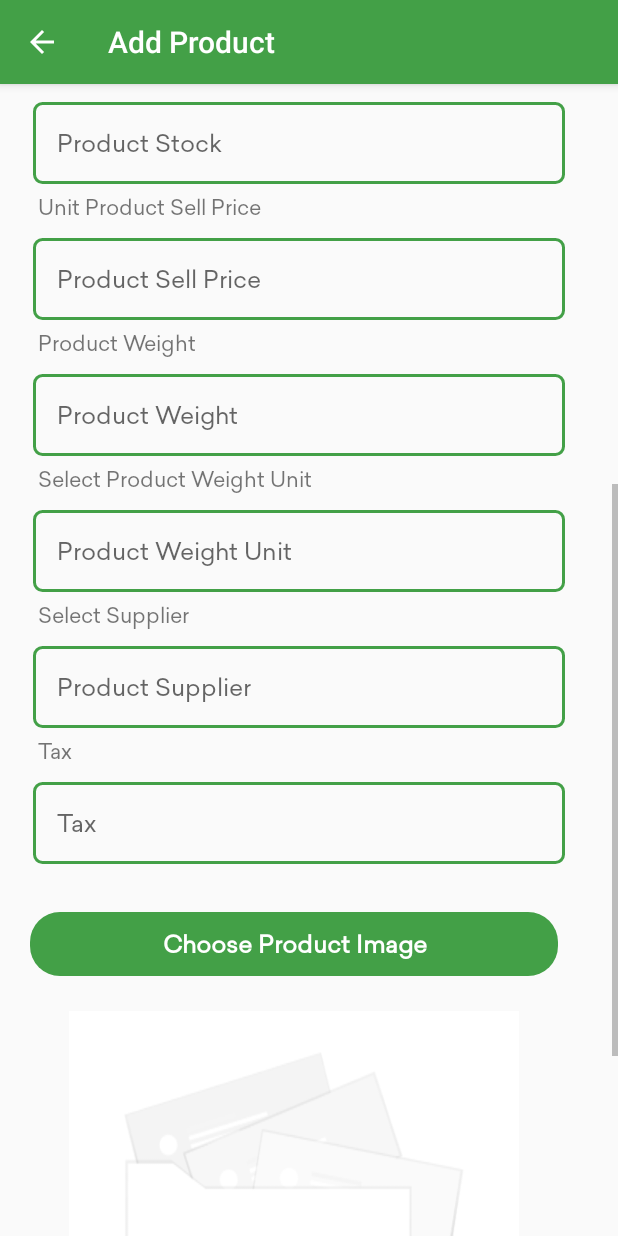
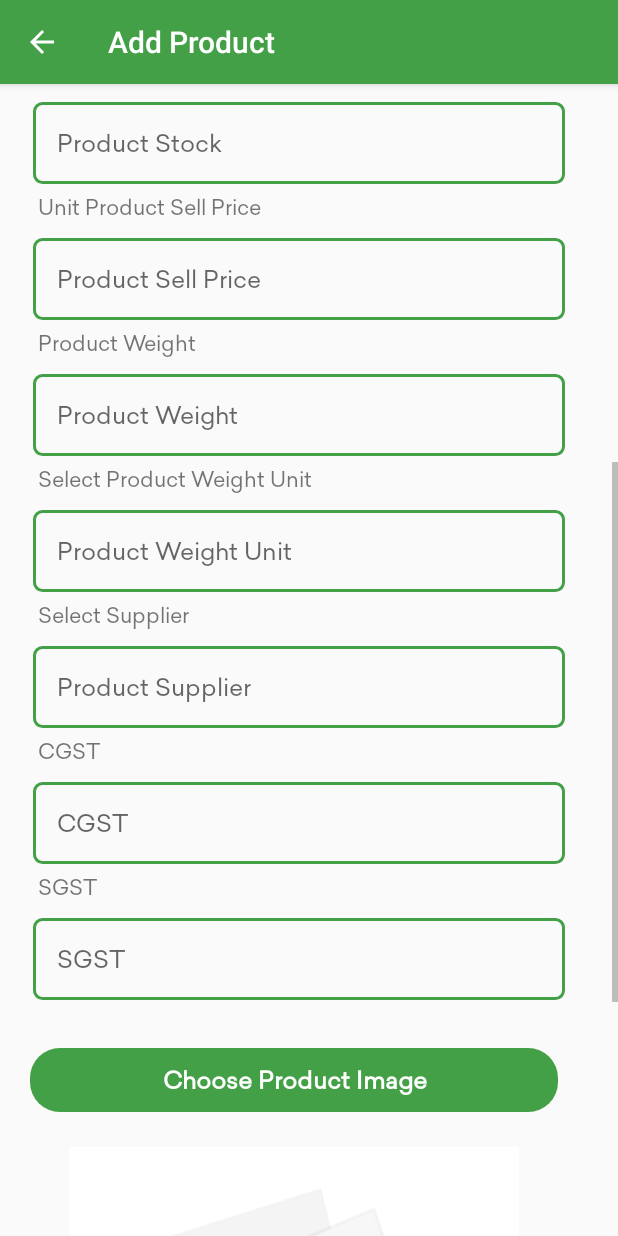
Before and after one commit to filberthtwn/Foodzu-POS_Java, an Android app: the AddProductActivity screen opened directly, with no data from a screen before it, scrolled down 537 dp, on a phone screen of 412 x 824 dp. Run offline under Robolectric (Android 15) with nearby library versions, the phone set to English and light mode, and no system bars; libraries missing offline, so code that uses them is left out: es.dmoral.toasty, in.mayanknagwanshi.imagepicker.

Commit message:
Implement Cgst & Sgst

```diff
--- a/app/src/main/java/com/app/superpos/networking/ApiInterface.java
+++ b/app/src/main/java/com/app/superpos/networking/ApiInterface.java
@@ -301,7 +301,8 @@ public interface ApiInterface {
     //for upload image and info
     @Multipart
     @POST("add_product.php")
-    Call<Product> addProduct(@Part MultipartBody.Part file,
+    Call<Product> addProduct(
+        @Part MultipartBody.Part file,
         @Part(Constant.KEY_FILE) RequestBody name,
         @Part(Constant.PRODUCT_NAME) RequestBody productName,
         @Part(Constant.PRODUCT_CODE) RequestBody productCode,
@@ -312,15 +313,18 @@ public interface ApiInterface {
         @Part(Constant.PRODUCT_WEIGHT_UNIT_ID) RequestBody weightUnitId,
         @Part(Constant.SUPPLIERS_ID) RequestBody supplierId,
         @Part(Constant.PRODUCT_STOCK) RequestBody stock,
-                             @Part(Constant.TAX) RequestBody tax,
+        @Part("cgst") RequestBody cgst,
+        @Part("sgst") RequestBody sgst,
         @Part(Constant.SP_SHOP_ID) RequestBody shopId,
-                             @Part(Constant.SP_OWNER_ID) RequestBody ownerId);
+        @Part(Constant.SP_OWNER_ID) RequestBody ownerId
+    );
 
 
     //for upload image and info
     @Multipart
     @POST("update_product.php")
-    Call<Product> updateProduct(@Part MultipartBody.Part file,
+    Call<Product> updateProduct(
+        @Part MultipartBody.Part file,
         @Part(Constant.KEY_FILE) RequestBody name,
         @Part(Constant.PRODUCT_NAME) RequestBody productName,
         @Part(Constant.PRODUCT_CODE) RequestBody productCode,
@@ -332,8 +336,8 @@ public interface ApiInterface {
         @Part(Constant.SUPPLIERS_ID) RequestBody supplierId,
         @Part(Constant.PRODUCT_STOCK) RequestBody stock,
         @Part(Constant.PRODUCT_ID) RequestBody product_id,
-                                @Part(Constant.TAX) RequestBody tax
-
+        @Part("cgst") RequestBody cgst,
+        @Part("sgst") RequestBody sgst
     );
 
 
@@ -341,7 +345,6 @@ public interface ApiInterface {
     @Multipart
     @POST("update_product_without_image.php")
     Call<Product> updateProductWithoutImage(
-
         @Part(Constant.PRODUCT_NAME) RequestBody productName,
         @Part(Constant.PRODUCT_CODE) RequestBody productCode,
         @Part(Constant.CATEGORY_ID) RequestBody categoryId,
@@ -352,9 +355,8 @@ public interface ApiInterface {
         @Part(Constant.SUPPLIERS_ID) RequestBody supplierId,
         @Part(Constant.PRODUCT_STOCK) RequestBody stock,
         @Part(Constant.PRODUCT_ID) RequestBody productId,
-            @Part(Constant.TAX) RequestBody tax
-
-
+        @Part("cgst") RequestBody cgst,
+        @Part("sgst") RequestBody sgst
     );
 
 
--- a/app/src/main/java/com/app/superpos/product/AddProductActivity.java
+++ b/app/src/main/java/com/app/superpos/product/AddProductActivity.java
@@ -53,7 +53,7 @@ public class AddProductActivity extends BaseActivity {
     ProgressDialog loading;
 
     public static EditText etxtProductCode;
-    EditText etxtProductName,etxtProductStock,etxtTax, etxtProductCategory, etxtProductDescription, etxtProductSellPrice, etxtProductSupplier, etxtProdcutWeightUnit, etxtProductWeight;
+    EditText etxtProductName,etxtProductStock, etcgst, etsgst, etxtProductCategory, etxtProductDescription, etxtProductSellPrice, etxtProductSupplier, etxtProdcutWeightUnit, etxtProductWeight;
     TextView txtAddProdcut, txtChooseImage;
     ImageView imgProduct, imgScanCode;
     List<Category> productCategory;
@@ -84,7 +84,8 @@ public class AddProductActivity extends BaseActivity {
         etxtProdcutWeightUnit = findViewById(R.id.etxt_product_weight_unit);
         etxtProductWeight = findViewById(R.id.etxt_product_weight);
         etxtProductStock = findViewById(R.id.etxt_product_stock);
-        etxtTax=findViewById(R.id.etxt_tax);
+        etcgst = findViewById(R.id.et_add_product_cgst);
+        etsgst = findViewById(R.id.et_add_product_sgst);
 
 
         txtAddProdcut = findViewById(R.id.txt_add_product);
@@ -377,7 +378,8 @@ public class AddProductActivity extends BaseActivity {
                 String productWeightUnitName = etxtProdcutWeightUnit.getText().toString();
                 String productWeightUnitId = selectedWeightUnitID;
                 String productWeight = etxtProductWeight.getText().toString();
-                String tax=etxtTax.getText().toString().trim();
+                String cgst = etcgst.getText().toString().trim();
+                String sgst = etsgst.getText().toString().trim();
 
 
                 if (productName.isEmpty()) {
@@ -397,14 +399,22 @@ public class AddProductActivity extends BaseActivity {
                     etxtProductWeight.requestFocus();
                 }
                 else {
-
-                    addProduct(productName, productCode, productCategoryId, productDescription, productSellPrice,  productWeight,productWeightUnitId,productSupplierId,productStock,tax,shopID,ownerId);
-
-
-
-
+                    addProduct(
+                        productName,
+                        productCode,
+                        productCategoryId,
+                        productDescription,
+                        productSellPrice,
+                        productWeight,
+                        productWeightUnitId,
+                        productSupplierId,
+                        productStock,
+                        cgst,
+                        sgst,
+                        shopID,
+                        ownerId
+                    );
                 }
-
             }
         });
 
@@ -456,8 +466,21 @@ public class AddProductActivity extends BaseActivity {
 
 
     // Uploading Image/Video
-    private void  addProduct(String productName,String productCode,String productCategoryId,String productDescription, String productSellPrice, String productWeight,String productWeightUnitId,String productSupplierId,String productStock,String tax,String shopId,String ownerId) {
-
+    private void  addProduct(
+        String productName,
+        String productCode,
+        String productCategoryId,
+        String productDescription,
+        String productSellPrice,
+        String productWeight,
+        String productWeightUnitId,
+        String productSupplierId,
+        String productStock,
+        String cgst,
+        String sgst,
+        String shopId,
+        String ownerId
+    ) {
         loading = new ProgressDialog(this);
         loading.setCancelable(false);
         loading.setMessage(getString(R.string.please_wait));
@@ -476,7 +499,6 @@ public class AddProductActivity extends BaseActivity {
             RequestBody requestBody = RequestBody.create(MediaType.parse("*/*"), file);
             MultipartBody.Part fileToUpload = MultipartBody.Part.createFormData("file", file.getName(), requestBody);
             RequestBody filename = RequestBody.create(MediaType.parse("text/plain"), file.getName());
-
             RequestBody name = RequestBody.create(MediaType.parse("text/plain"), productName);
             RequestBody code = RequestBody.create(MediaType.parse("text/plain"), productCode);
             RequestBody category = RequestBody.create(MediaType.parse("text/plain"), productCategoryId);
@@ -488,17 +510,15 @@ public class AddProductActivity extends BaseActivity {
             RequestBody stock = RequestBody.create(MediaType.parse("text/plain"), productStock);
             RequestBody getShopId = RequestBody.create(MediaType.parse("text/plain"), shopId);
             RequestBody getOwnerId = RequestBody.create(MediaType.parse("text/plain"), ownerId);
-
-            RequestBody getTax = RequestBody.create(MediaType.parse("text/plain"), tax);
-
-
+            RequestBody getCgst = RequestBody.create(MediaType.parse("text/plain"), cgst);
+            RequestBody getSgst = RequestBody.create(MediaType.parse("text/plain"), sgst);
 
             ApiInterface getResponse = ApiClient.getApiClient().create(ApiInterface.class);
-            Call<Product> call = getResponse.addProduct(fileToUpload, filename, name, code, category, description, sellPrice, weight, weightUnitId, supplierId, stock, getTax, getShopId, getOwnerId);
+            Call<Product> call = getResponse.addProduct(
+                    fileToUpload, filename, name, code, category, description, sellPrice, weight, weightUnitId, supplierId, stock, getCgst, getSgst, getShopId, getOwnerId);
             call.enqueue(new Callback<Product>() {
                 @Override
                 public void onResponse(@NonNull Call<Product> call, @NonNull Response<Product> response) {
-
                     if (response.isSuccessful() && response.body() != null) {
 
                         loading.dismiss();
--- a/app/src/main/res/layout/activity_add_product.xml
+++ b/app/src/main/res/layout/activity_add_product.xml
@@ -245,15 +245,16 @@
                 android:textSize="16sp" />
 
             <TextView
+                android:id="@+id/tv_add_product_cgst"
                 android:layout_width="match_parent"
                 android:layout_height="wrap_content"
                 android:layout_marginLeft="20dp"
                 android:fontFamily="@font/sailec_regular"
                 android:padding="5dp"
-                android:text="@string/tax" />
+                android:text="@string/cgst" />
 
             <EditText
-                android:id="@+id/etxt_tax"
+                android:id="@+id/et_add_product_cgst"
                 android:layout_width="match_parent"
                 android:layout_height="wrap_content"
                 android:layout_marginLeft="22dp"
@@ -261,8 +262,32 @@
                 android:layout_marginRight="35dp"
                 android:background="@drawable/round_border"
                 android:fontFamily="@font/sailec_regular"
-                android:hint="@string/tax"
-                android:inputType="number"
+                android:hint="@string/cgst"
+                android:inputType="numberDecimal"
+                android:padding="16dp"
+                android:textColor="@color/colorPrimary"
+                android:textSize="16sp" />
+
+            <TextView
+                android:id="@+id/tv_add_product_sgst"
+                android:layout_width="match_parent"
+                android:layout_height="wrap_content"
+                android:layout_marginLeft="20dp"
+                android:fontFamily="@font/sailec_regular"
+                android:padding="5dp"
+                android:text="@string/sgst" />
+
+            <EditText
+                android:id="@+id/et_add_product_sgst"
+                android:layout_width="match_parent"
+                android:layout_height="wrap_content"
+                android:layout_marginLeft="22dp"
+                android:layout_marginTop="5dp"
+                android:layout_marginRight="35dp"
+                android:background="@drawable/round_border"
+                android:fontFamily="@font/sailec_regular"
+                android:hint="@string/sgst"
+                android:inputType="numberDecimal"
                 android:padding="16dp"
                 android:textColor="@color/colorPrimary"
                 android:textSize="16sp" />
```
Also changed, not shown: app/src/main/java/com/app/superpos/pos/ProductCart.java (+14 -18 lines), app/src/main/java/com/app/superpos/product/EditProductActivity.java (+73 -41 lines), app/src/main/res/layout/activity_edit_product.xml (+28 -4 lines). Lines whose indentation alone changed are shown as unchanged.
